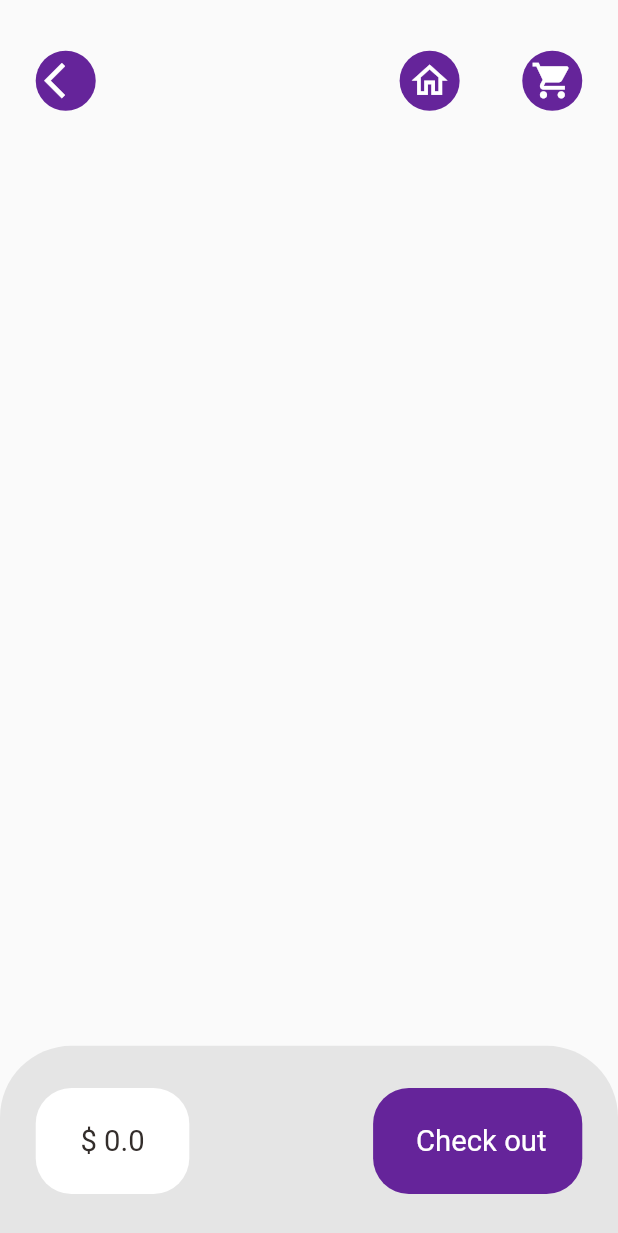
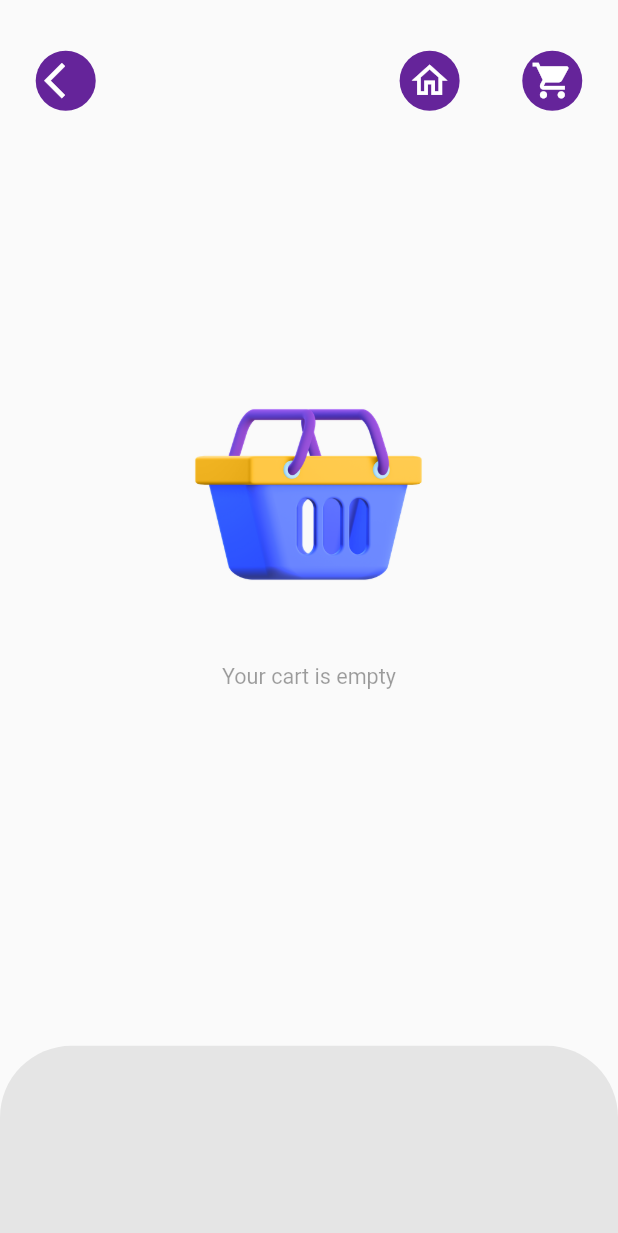
Before and after one commit to thisanches07/NFTMarketplace, a Flutter app: the CartPage screen opened by its route, on a phone screen of 412 x 824 dp. Shown: the top 1233 px of the screen. Run offline on Flutter 3.47's test engine with Material 2 defaults, Android fonts, the phone set to English and light mode, and no system bars; our stand-ins replace dots_indicator, get, persistent_bottom_nav_bar, shared_preferences; accounts and stored records are empty; network calls fail.

Commit message:
empty cart and "one more"

```diff
--- /dev/null
+++ b/lib/base/no_data_page.dart
@@ -0,0 +1,35 @@
+import 'package:flutter/cupertino.dart';
+import 'package:flutter/material.dart';
+
+class NoDataPage extends StatelessWidget {
+  final String text;
+  final String imgPath;
+
+  const NoDataPage(
+      {Key? key,
+      required this.text,
+      this.imgPath = "assets/image/emptyCart.webp"})
+      : super(key: key);
+
+  @override
+  Widget build(BuildContext context) {
+    return Column(
+      mainAxisAlignment: MainAxisAlignment.center,
+      crossAxisAlignment: CrossAxisAlignment.stretch,
+      children: [
+        Image.asset(imgPath,
+            height: MediaQuery.of(context).size.height * 0.22,
+            width: MediaQuery.of(context).size.height * 0.22
+        ),
+        SizedBox(height: MediaQuery.of(context).size.height * 0.03 ,),
+        Text(text,
+        style: TextStyle(
+          fontSize:  MediaQuery.of(context).size.height * 0.0175,
+          color: Theme.of(context).disabledColor
+        ),
+          textAlign: TextAlign.center,
+        )
+      ],
+    );
+  }
+}
--- a/lib/pages/cart/cart_page.dart
+++ b/lib/pages/cart/cart_page.dart
@@ -1,6 +1,7 @@
 import 'package:flutter/cupertino.dart';
 import 'package:flutter/material.dart';
 import 'package:get/get.dart';
+import 'package:nftmarketplace/base/no_data_page.dart';
 import 'package:nftmarketplace/utils/colors.dart';
 import 'package:nftmarketplace/widgets/app_icon.dart';
 import 'package:nftmarketplace/widgets/big_text.dart';
@@ -55,7 +56,8 @@ class CartPage extends StatelessWidget {
                     ),
                   ],
                 )),
-          Positioned(
+            GetBuilder<CartController>(builder: (_cartController) {
+              return _cartController.getItems.length>0?Positioned(
                   top: Dimensions.height20 * 4,
                   left: Dimensions.width20,
                   right: Dimensions.width20,
@@ -85,11 +87,19 @@ class CartPage extends StatelessWidget {
                                           if (popularIndex >= 0) {
                                             Get.toNamed(RouteHelper.getPopularNft(popularIndex,"cartpage"));
                                           } else {
+                                            print("aqui");
                                             var recommendedIndex =
                                             Get.find<RecommendedNftController>()
                                                 .recommendedNftList
                                                 .indexOf(_cartList[index].nft!);
+                                            if(recommendedIndex<0){
+                                              Get.snackbar("Orders", "Nft review is not avaiable for history nfts!",
+                                                backgroundColor: AppColors.mainColor,
+                                                colorText: Colors.white,
+                                              );
+                                            }else{
                                               Get.toNamed(RouteHelper.getRecommendedNft(recommendedIndex, "cartpage"));
+                                            }
                                           }
                                         },
                                         child: Container(
@@ -194,7 +204,8 @@ class CartPage extends StatelessWidget {
                             });
                       }),
                     ),
-              ))
+                  )):NoDataPage(text: "Your cart is empty");
+            })
           ],
         ),
         bottomNavigationBar: GetBuilder<CartController>(
@@ -212,7 +223,7 @@ class CartPage extends StatelessWidget {
                         topRight: Radius.circular(Dimensions.radius20 * 2)
                     )
                 ),
-                child: Row(
+                child: cartController.getItems.length>0?Row(
                   mainAxisAlignment: MainAxisAlignment.spaceBetween,
                   children: [
                     Container(
@@ -229,7 +240,8 @@ class CartPage extends StatelessWidget {
                         children: [
 
                           SizedBox(width: Dimensions.width10 / 2,),
-                          BigText(text: "\$ " +cartController.totalAmount.toString()),
+                          BigText(text: "\$ " +
+                              cartController.totalAmount.toString()),
                           SizedBox(width: Dimensions.width10 / 2,),
 
                         ],
@@ -255,7 +267,7 @@ class CartPage extends StatelessWidget {
                       ),
                     )
                   ],
-                ),
+                ):Container(),
               );
             })
     );
--- a/lib/pages/nft/popular_nft_detail.dart
+++ b/lib/pages/nft/popular_nft_detail.dart
@@ -61,7 +61,7 @@ class PopularNftDetail extends StatelessWidget {
                 GetBuilder<PopularNftController>(builder: (controller) {
                   return GestureDetector(
                     onTap: (){
-                      if(controller.totalItems>=1)
+                      // if(controller.totalItems>=1)
                       Get.toNamed(RouteHelper.getCartPage());
                     },
                     child: Stack(
--- a/lib/pages/nft/recommended_nft_detail.dart
+++ b/lib/pages/nft/recommended_nft_detail.dart
@@ -47,7 +47,7 @@ class RecommendedNftDetail extends StatelessWidget {
                   GetBuilder<PopularNftController>(builder:(controller){
                     return GestureDetector(
                         onTap: (){
-                          if(controller.totalItems>=1)
+                          // if(controller.totalItems>=1)
                             Get.toNamed(RouteHelper.getCartPage());
                         },
                       child: Stack(
```
Also changed, not shown: lib/controllers/cart_controller.dart (+12 -0 lines), lib/pages/cart/cart_history.dart (+29 -5 lines), assets/image/emptyCart.webp (added). Lines whose indentation alone changed are shown as unchanged.
